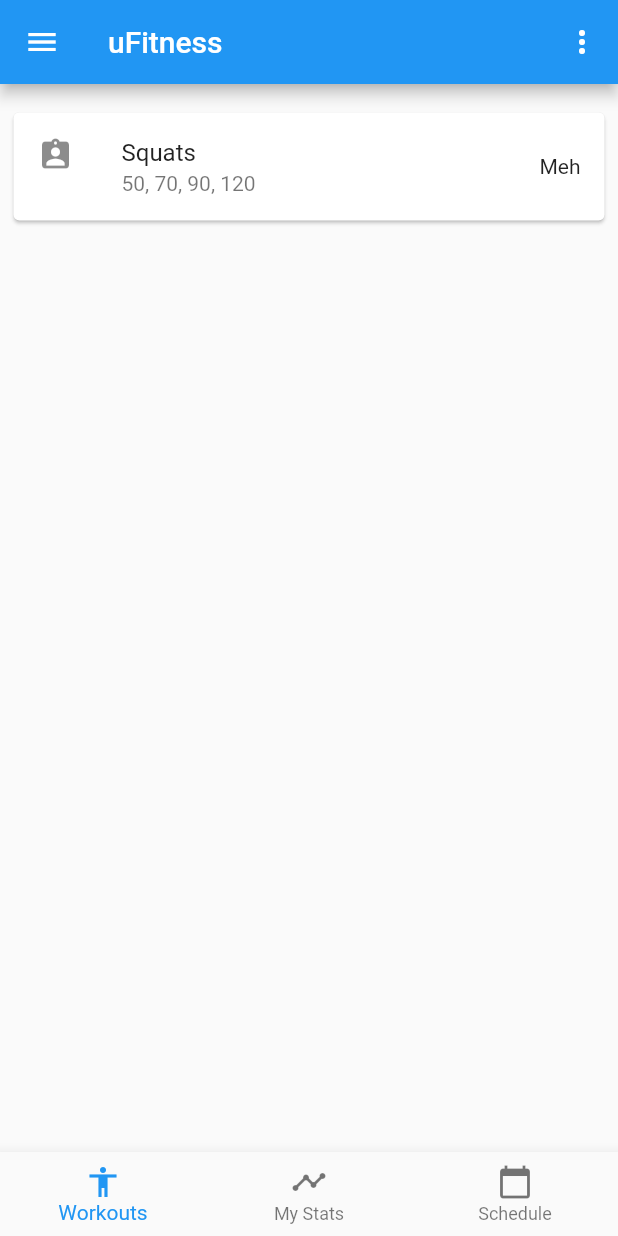
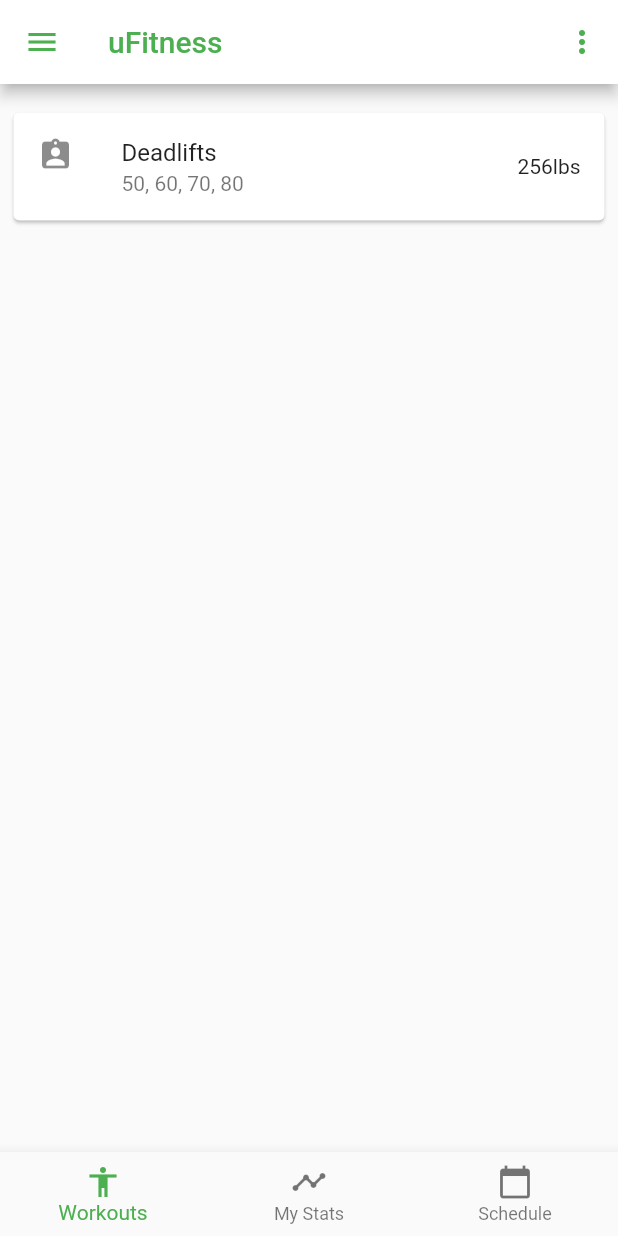
Before and after one commit to DVNDigital/uFitness, a Flutter app: the screen it shows after launch, on a phone screen of 412 x 824 dp. Run offline on Flutter 3.47's test engine with Material 2 defaults, Android fonts, the phone set to English and light mode, and no system bars; our stand-ins replace tuple; missing offline and left inert: date_utils.

```diff
--- a/lib/main.dart
+++ b/lib/main.dart
@@ -1,9 +1,8 @@
 import 'package:flutter/material.dart';
+import 'package:flutter/services.dart';
 import 'package:ufitness/workouts_widget.dart';
-import 'package:ufitness/workout_card_widget.dart';
 import 'package:ufitness/stats_widget.dart';
 import 'package:ufitness/schedule_widget.dart';
-import 'package:async/async.dart';
 
 void main() => runApp(MyApp());
 
@@ -11,7 +10,12 @@ class MyApp extends StatelessWidget {
   // This widget is the root of your application.
   @override
   Widget build(BuildContext context) {
+    SystemChrome.setSystemUIOverlayStyle(SystemUiOverlayStyle.dark.copyWith(
+      statusBarColor: Colors.green, //or set color with: Color(0xFF0000FF)
+      //statusBarBrightness: Brightness.light,
+    ));
     return MaterialApp(
+
       title: 'uFitness',
       theme: ThemeData(
         // This is the theme of your application.
@@ -23,7 +27,8 @@ class MyApp extends StatelessWidget {
         // or simply save your changes to "hot reload" in a Flutter IDE).
         // Notice that the counter didn't reset back to zero; the application
         // is not restarted.
-        primarySwatch: Colors.blue,
+        primarySwatch: Colors.green,
+        primaryIconTheme: IconThemeData(color: Colors.green),
       ),
       home: MyHomePage(title: 'uFitness'),
     );
@@ -49,7 +54,6 @@ class MyHomePage extends StatefulWidget {
 }
 
 class _MyHomePageState extends State<MyHomePage> {
-  int _counter = 0;
   int _currentIndex = 0;
   final List<Widget> _children = [
     WorkoutsWidget(),
@@ -64,7 +68,7 @@ class _MyHomePageState extends State<MyHomePage> {
       // so that the display can reflect the updated values. If we changed
       // _counter without calling setState(), then the build method would not be
       // called again, and so nothing would appear to happen.
-      _counter++;
+      //_counter++;
     });
   }
 
@@ -86,7 +90,9 @@ class _MyHomePageState extends State<MyHomePage> {
       appBar: AppBar(
         // Here we take the value from the MyHomePage object that was created by
         // the App.build method, and use it to set our appbar title.
-        title: Text(widget.title),
+
+        title: Text(widget.title, style: TextStyle(color: Colors.green),),
+        backgroundColor: Colors.white,
         actions: <Widget>[
           IconButton(
             icon: Icon(Icons.more_vert),
--- a/lib/workout_card_widget.dart
+++ b/lib/workout_card_widget.dart
@@ -1,9 +1,12 @@
 import 'package:flutter/material.dart';
 
 class WorkoutCard extends StatelessWidget{
-  final Color color;
+  //final String leading; //This is for the image
+  final String title;
+  final String subtitle;
+  final String trailing;
 
-  WorkoutCard(this.color);
+  WorkoutCard(this.title, this.subtitle, this.trailing);
 
   @override
   Widget build(BuildContext context) {
@@ -12,14 +15,13 @@ class WorkoutCard extends StatelessWidget{
         children: <Widget>[
           ListTile(
             leading: Icon(Icons.assignment_ind),
-            title: Text("Squats"),
-            subtitle: Text("50, 70, 90, 120"),
-            trailing: Text("Meh"),
+            title: Text(title),
+            subtitle: Text(subtitle),
+            trailing: Text(trailing),
             onTap: ()=> print("Card Pressed"),
           )
         ],
       ),
-      color: color,
     );
   }
 }
--- a/lib/workouts_widget.dart
+++ b/lib/workouts_widget.dart
@@ -28,8 +28,7 @@ class _WorkoutsWidgetState extends State<WorkoutsWidget>{
   List<Widget> _getItems(){
     var items = <Widget>[];
     for(int i=0; i<_count; i++){
-      var item = WorkoutCard(Colors.white);
-      items.add(item);
+      items.add(WorkoutCard("Deadlifts","50, 60, 70, 80","256lbs"));
     }
     return items;
   }
```
Also changed, not shown: 1 other file.
